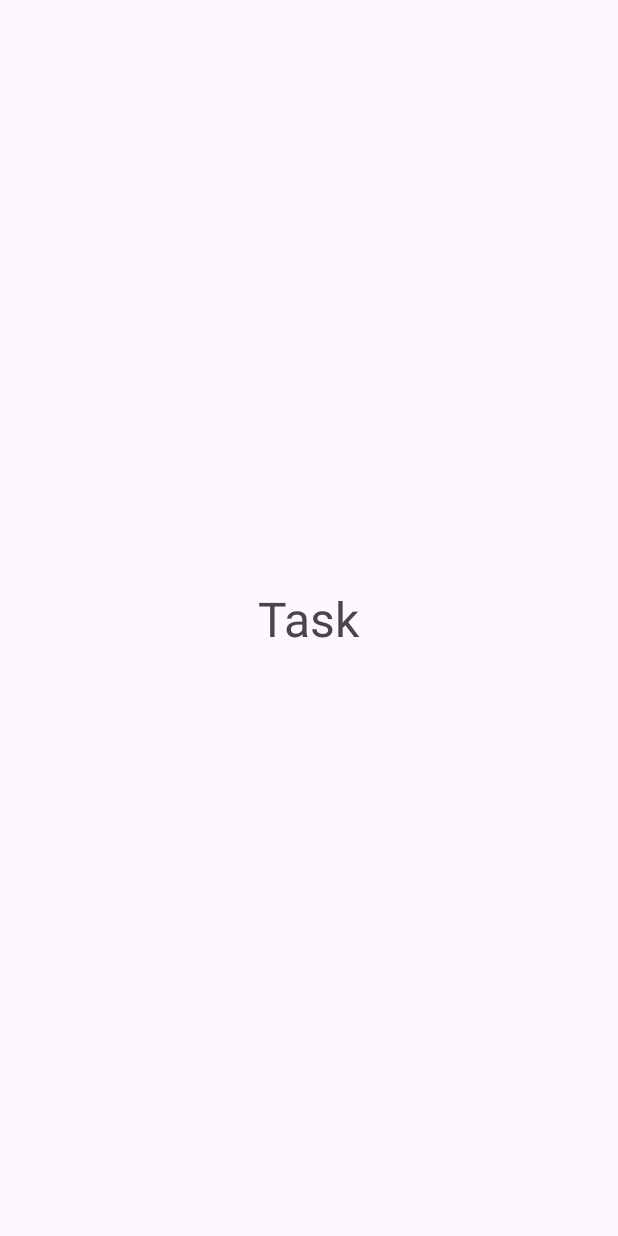
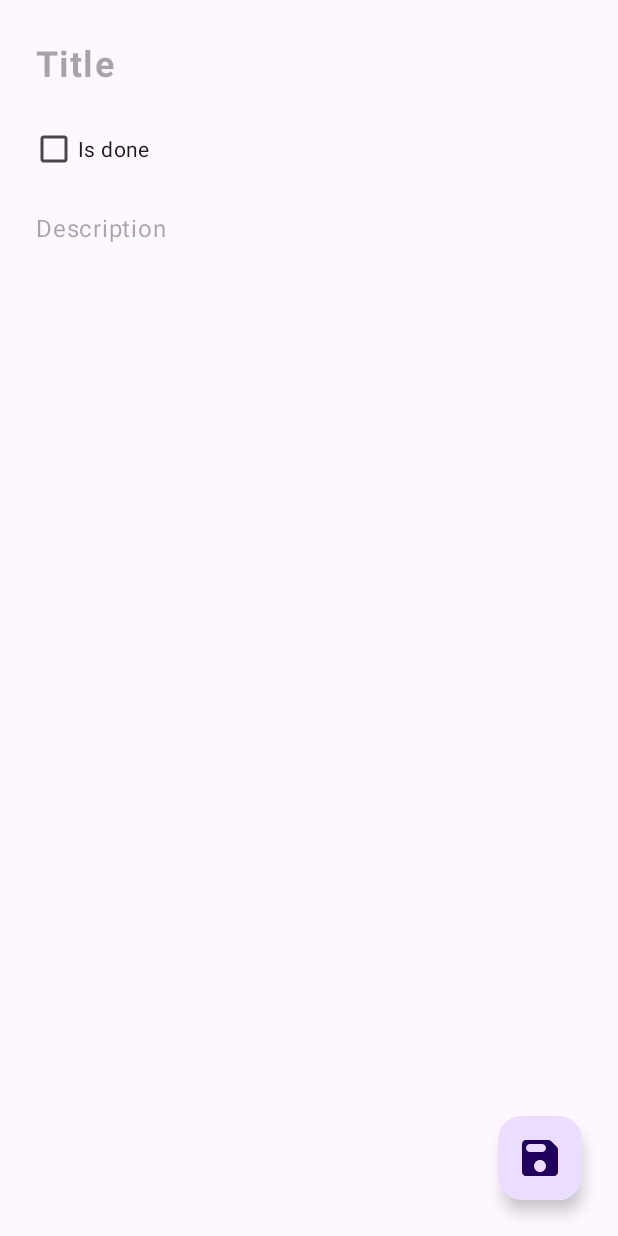
Before and after one commit to OmidrezaBagheriyan/BarnamehRizito-Mobile, an Android app: the screen it shows after launch (MainActivity), on a phone screen of 412 x 824 dp. Before the commit the screen is almost empty. Run offline under Robolectric (Android 15) with nearby library versions, the light colour scheme and no system bars; our stand-ins replace Dagger/Hilt's generated code.

Commit message:
Config add fragment & Connect to database local

```diff
--- a/app/src/main/java/com/omidrezabagheriyan/barnamehrizitomobile/domain/models/TaskStatus.kt
+++ b/app/src/main/java/com/omidrezabagheriyan/barnamehrizitomobile/domain/models/TaskStatus.kt
@@ -1,5 +1,5 @@
 package com.omidrezabagheriyan.barnamehrizitomobile.domain.models
 
 enum class TaskStatus {
-    TASK, DOING, DONE, NONE
+    TASK, DONE,
 }
--- /dev/null
+++ b/app/src/main/res/drawable/ic_save.xml
@@ -0,0 +1,9 @@
+<vector xmlns:android="http://schemas.android.com/apk/res/android"
+    android:width="18dp"
+    android:height="18dp"
+    android:viewportWidth="18"
+    android:viewportHeight="18">
+  <path
+      android:pathData="M14.59,0.59C14.21,0.21 13.7,0 13.17,0H2C0.89,0 0,0.9 0,2V16C0,17.1 0.9,18 2,18H16C17.1,18 18,17.1 18,16V4.83C18,4.3 17.79,3.79 17.41,3.42L14.59,0.59ZM9,16C7.34,16 6,14.66 6,13C6,11.34 7.34,10 9,10C10.66,10 12,11.34 12,13C12,14.66 10.66,16 9,16ZM10,6H4C2.9,6 2,5.1 2,4C2,2.9 2.9,2 4,2H10C11.1,2 12,2.9 12,4C12,5.1 11.1,6 10,6Z"
+      android:fillColor="#000000"/>
+</vector>
--- a/app/src/main/res/layout/fragment_add.xml
+++ b/app/src/main/res/layout/fragment_add.xml
@@ -2,15 +2,65 @@
 <androidx.constraintlayout.widget.ConstraintLayout xmlns:android="http://schemas.android.com/apk/res/android"
     xmlns:app="http://schemas.android.com/apk/res-auto"
     android:layout_width="match_parent"
+    android:padding="8dp"
     android:layout_height="match_parent">
 
-    <TextView
-        android:layout_width="wrap_content"
+    <com.google.android.material.textfield.TextInputLayout
+        android:id="@+id/tilAddTitle"
+        android:layout_width="match_parent"
         android:layout_height="wrap_content"
-        android:text="Main"
-        android:textSize="32sp"
+        app:boxBackgroundMode="none"
+        app:hintEnabled="false"
+        app:layout_constraintEnd_toEndOf="parent"
+        app:layout_constraintStart_toStartOf="parent"
+        app:layout_constraintTop_toTopOf="parent">
+
+        <com.google.android.material.textfield.TextInputEditText
+            android:id="@+id/tietAddTitle"
+            android:textStyle="bold"
+            android:textSize="24sp"
+            android:layout_width="match_parent"
+            android:layout_height="wrap_content"
+            android:hint="@string/text_add_title" />
+    </com.google.android.material.textfield.TextInputLayout>
+
+    <CheckBox
+        android:layout_marginStart="12dp"
+        android:id="@+id/cbAddIsDone"
+        android:layout_width="match_parent"
+        android:layout_height="wrap_content"
+        android:text="@string/text_add_is_done"
+        app:layout_constraintEnd_toEndOf="parent"
+        app:layout_constraintStart_toStartOf="parent"
+        app:layout_constraintTop_toBottomOf="@+id/tilAddTitle" />
+
+    <com.google.android.material.textfield.TextInputLayout
+        android:id="@+id/tilAddDescription"
+        android:layout_width="match_parent"
+        android:layout_height="0dp"
+        app:boxBackgroundMode="none"
+        app:hintEnabled="false"
         app:layout_constraintBottom_toBottomOf="parent"
         app:layout_constraintEnd_toEndOf="parent"
         app:layout_constraintStart_toStartOf="parent"
-        app:layout_constraintTop_toTopOf="parent" />
+        app:layout_constraintTop_toBottomOf="@id/cbAddIsDone">
+
+        <com.google.android.material.textfield.TextInputEditText
+            android:id="@+id/tietAddDescription"
+            android:layout_width="match_parent"
+            android:gravity="top"
+            android:layout_height="match_parent"
+            android:hint="@string/text_add_description" />
+    </com.google.android.material.textfield.TextInputLayout>
+
+    <com.google.android.material.floatingactionbutton.FloatingActionButton
+        android:id="@+id/fabAddApply"
+        android:layout_width="wrap_content"
+        android:layout_height="wrap_content"
+        android:layout_margin="16dp"
+        android:contentDescription="@string/text_add_apply"
+        app:layout_constraintBottom_toBottomOf="parent"
+        app:layout_constraintEnd_toEndOf="parent"
+        app:srcCompat="@drawable/ic_save" />
+
 </androidx.constraintlayout.widget.ConstraintLayout>
--- a/app/src/main/res/navigation/nav_graph.xml
+++ b/app/src/main/res/navigation/nav_graph.xml
@@ -3,7 +3,7 @@
     xmlns:app="http://schemas.android.com/apk/res-auto"
     xmlns:tools="http://schemas.android.com/tools"
     android:id="@+id/nav_graph"
-    app:startDestination="@id/tasksFragment">
+    app:startDestination="@id/addFragment">
 
     <fragment
         android:id="@+id/tasksFragment"
@@ -14,7 +14,11 @@
         android:id="@+id/addFragment"
         android:name="com.omidrezabagheriyan.barnamehrizitomobile.ui.add.AddFragment"
         android:label="AddFragment"
-        tools:layout="@layout/fragment_add" />
+        tools:layout="@layout/fragment_add" >
+        <action
+            android:id="@+id/action_addFragment_to_tasksFragment"
+            app:destination="@id/tasksFragment" />
+    </fragment>
     <fragment
         android:id="@+id/detailsFragment"
         android:name="com.omidrezabagheriyan.barnamehrizitomobile.ui.details.DetailsFragment"
--- a/app/src/main/res/values/strings.xml
+++ b/app/src/main/res/values/strings.xml
@@ -1,3 +1,15 @@
 <resources>
-    <string name="app_name">BarnamehRizitoMobile</string>
+
+    <!-- Application name texts-->
+    <string name="app_name">BarnamehRizito</string>
+
+    <!-- toast texts -->
+    <string name="text_toast_title_empty">Title is empty</string>
+    <string name="text_toast_okey">OK</string>
+
+    <!-- add fragment texts -->
+    <string name="text_add_title">Title</string>
+    <string name="text_add_is_done">Is done</string>
+    <string name="text_add_description">Description</string>
+    <string name="text_add_apply">Apply</string>
 </resources>
```
Also changed, not shown: app/src/main/java/com/omidrezabagheriyan/barnamehrizitomobile/ui/add/AddFragment.kt (+59 -0 lines), app/src/main/java/com/omidrezabagheriyan/barnamehrizitomobile/ui/add/AddViewModel.kt (+8 -1 lines).
